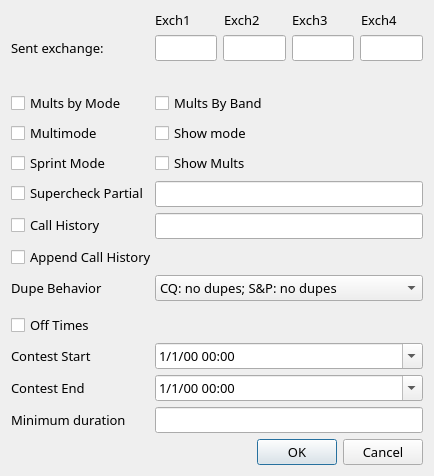
This is so2sdr/contestoptdialog.ui in n4ogw/so2sdr as Qt 5 draws it before an edit. The edited form follows.
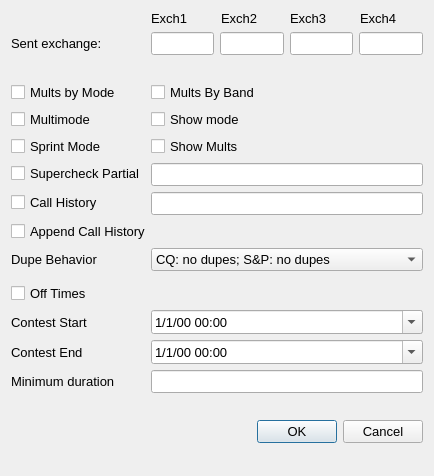
This is the edited form.

Diff of the .ui file:
```diff
--- a/so2sdr/contestoptdialog.ui
+++ b/so2sdr/contestoptdialog.ui
@@ -33,7 +33,6 @@
   </property>
   <property name="font">
    <font>
-    <family>Sans</family>
     <pointsize>10</pointsize>
    </font>
   </property>
@@ -55,7 +54,6 @@
         <widget class="QLabel" name="sentExch1Label">
          <property name="font">
           <font>
-           <family>Sans</family>
            <pointsize>10</pointsize>
           </font>
          </property>
@@ -422,7 +420,6 @@
       <widget class="QCheckBox" name="MultsByModeCheckBox">
        <property name="font">
         <font>
-         <family>Sans</family>
          <pointsize>10</pointsize>
         </font>
        </property>
```
